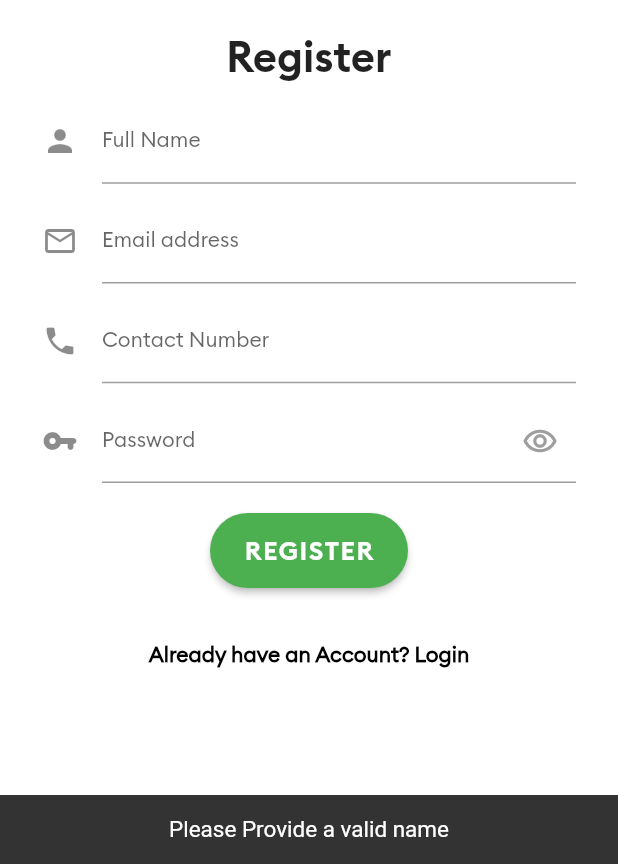
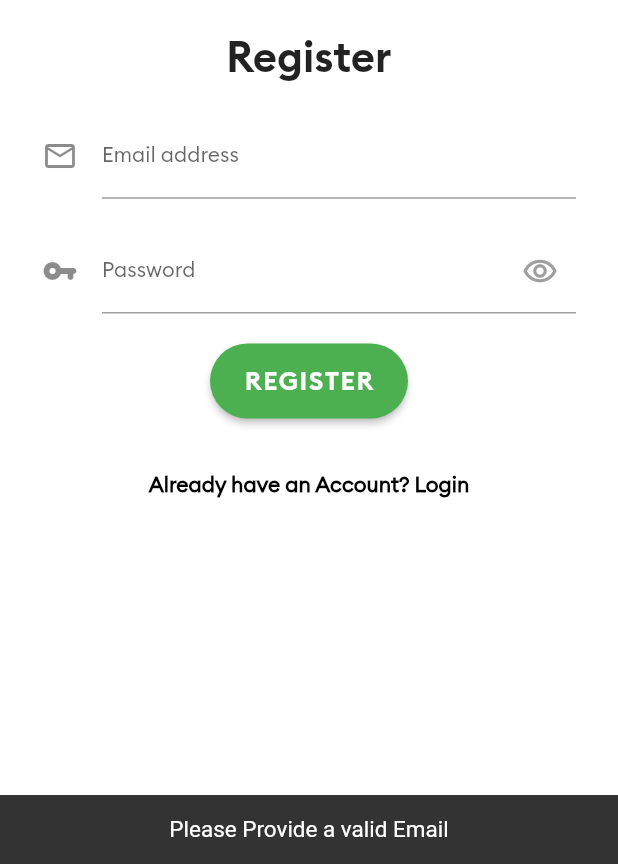
Before and after one commit to muzammil-git/History_App, a Flutter app: the RegistrationPage screen opened by its route, after a tap on "REGISTER", on a phone screen of 412 x 824 dp, the part 372-1236 px from its top. Run offline on Flutter 3.47's test engine with Material 2 defaults, Android fonts, the phone set to English and light mode, and no system bars; our stand-ins replace audioplayers, connectivity, firebase_auth, firebase_core, firebase_database, string_validator and 1 more; accounts and stored records are empty.

Commit message:
Updated Packages version and Registration screen fields

```diff
--- a/lib/MainScreen/Content.dart
+++ b/lib/MainScreen/Content.dart
@@ -4,6 +4,7 @@ import 'package:history_app/Heroes/heroesScreen.dart';
 import 'package:history_app/Map/PakistanMap.dart';
 import 'package:history_app/Quiz/quiz1/quiz1.dart';
 import 'package:history_app/Quiz/quiz5/quiz5.dart';
+import 'package:history_app/Youtube%20Video/ShowVideo.dart';
 
 class Content extends StatelessWidget {
 
@@ -41,10 +42,11 @@ class Content extends StatelessWidget {
             // SizedBox(height: 40,),
 
             Row(
-              mainAxisAlignment: MainAxisAlignment.center,
+
+              mainAxisAlignment: MainAxisAlignment.spaceEvenly,
               children: [
                 ContentButton('Geography', PakistanMap.id),
-                SizedBox(width: 199,),
+                ContentButton('Video', ShowVideo.id),
                 ContentButton('Human Rights', Quiz5.id)
               ],
             ),
--- a/lib/MainScreen/Login.dart
+++ b/lib/MainScreen/Login.dart
@@ -1,3 +1,4 @@
+//@dart=2.9
 import 'package:flutter/material.dart';
 import 'package:flutter/services.dart';
 import 'package:flutter/widgets.dart';
@@ -6,6 +7,7 @@ import 'package:history_app/MainScreen/RegistrationPage.dart';
 import 'package:firebase_auth/firebase_auth.dart';
 import 'package:firebase_database/firebase_database.dart';
 import 'package:connectivity/connectivity.dart';
+import 'package:string_validator/string_validator.dart';
 
 class LoginPage extends StatefulWidget {
   //TODO: Implement Circular widget for waiting //Done
@@ -142,7 +144,7 @@ class _LoginPageState extends State<LoginPage> {
                               color: Colors.orange,
                               fontSize: 10
                           ),
-                        icon: Icon(Icons.person)
+                        icon: Icon(Icons.email_outlined)
                       ),
                       style: TextStyle(fontSize: 14),
                     ),
@@ -191,10 +193,12 @@ class _LoginPageState extends State<LoginPage> {
                     return;
                   }
                   //TODO: Provide valid email
-                  if(email.text.length < 3){
-                    showSnackBar('Please Provide a valid Email',context);
+                  if(!isEmail(email.text)){
+                    print(email.text);
+                    showSnackBar('Please Provide a valid Email',scaffoldKey.currentContext);
                     return;
                   }
+
                   if(password.text.length <4){
                     showSnackBar('Please Provide a valid password',context);
                     return;
--- a/lib/MainScreen/RegistrationPage.dart
+++ b/lib/MainScreen/RegistrationPage.dart
@@ -5,10 +5,9 @@ import 'package:firebase_database/firebase_database.dart';
 import 'package:history_app/MainScreen/TransitionScreen.dart';
 import 'package:connectivity/connectivity.dart';
 import 'package:history_app/MainScreen/mainPage.dart';
+import 'package:string_validator/string_validator.dart';
+import 'Content.dart';
 
-import 'Content.dart';
-//TODO: Implement Scaffold for snackbar error messages //Done
-//TODO: Creating database reference and through that saving user data in database//Done
 
 class RegistrationPage extends StatefulWidget {
 
@@ -26,8 +25,8 @@ class _RegistrationPageState extends State<RegistrationPage> {
   // var password = TextEditingController(text:"abc123");
 
   //Production Mode
-  var fullName = TextEditingController();
-  var contact = TextEditingController();
+  // var fullName = TextEditingController();
+  // var contact = TextEditingController();
   var email = TextEditingController();
   var password = TextEditingController();
 
@@ -68,9 +67,9 @@ class _RegistrationPageState extends State<RegistrationPage> {
 
         //Data format
         Map userMap = {
-          'Name': fullName.text,
+          // 'Name': fullName.text,
           'Email': email.text,
-          'Contact': contact.text,
+          // 'Contact': contact.text,
         };
 
         newUserRefer.set(userMap);
@@ -130,22 +129,22 @@ class _RegistrationPageState extends State<RegistrationPage> {
                 child: Column(
                   children: [
                     //Name
-                    TextField(
-                      controller: fullName,
-                      keyboardType: TextInputType.name,
-                      decoration: InputDecoration(
-                          labelText: 'Full Name',
-                          labelStyle: TextStyle(
-                            fontSize: 14.0,
-                          ),
-                          hintStyle: TextStyle(
-                              color: Colors.grey,
-                              fontSize: 10
-                          ),
-                        icon: Icon(Icons.person),
-                      ),
-                      style: TextStyle(fontSize: 14),
-                    ),
+                    // TextField(
+                    //   controller: fullName,
+                    //   keyboardType: TextInputType.name,
+                    //   decoration: InputDecoration(
+                    //       labelText: 'Full Name',
+                    //       labelStyle: TextStyle(
+                    //         fontSize: 14.0,
+                    //       ),
+                    //       hintStyle: TextStyle(
+                    //           color: Colors.grey,
+                    //           fontSize: 10
+                    //       ),
+                    //     icon: Icon(Icons.person),
+                    //   ),
+                    //   style: TextStyle(fontSize: 14),
+                    // ),
                     SizedBox(height: 10,),
                     //Email Address
                     TextField(
@@ -167,23 +166,23 @@ class _RegistrationPageState extends State<RegistrationPage> {
                     ),
                     SizedBox(height: 10,),
                     //Contact Number
-                    TextField(
-                      controller: contact,
-                      keyboardType: TextInputType.emailAddress,
-                      decoration: InputDecoration(
-                          labelText: 'Contact Number',
-                          labelStyle: TextStyle(
-                            fontSize: 14.0,
-                          ),
-                          hintStyle: TextStyle(
-                              color: Colors.grey,
-                              fontSize: 10
-                          ),
-                        icon: Icon(Icons.phone),
-
-                      ),
-                      style: TextStyle(fontSize: 14),
-                    ),
+                    // TextField(
+                    //   controller: contact,
+                    //   keyboardType: TextInputType.emailAddress,
+                    //   decoration: InputDecoration(
+                    //       labelText: 'Contact Number',
+                    //       labelStyle: TextStyle(
+                    //         fontSize: 14.0,
+                    //       ),
+                    //       hintStyle: TextStyle(
+                    //           color: Colors.grey,
+                    //           fontSize: 10
+                    //       ),
+                    //     icon: Icon(Icons.phone),
+                    //
+                    //   ),
+                    //   style: TextStyle(fontSize: 14),
+                    // ),
                     SizedBox(height: 10,),
                     //Password
                     TextField(
@@ -229,10 +228,21 @@ class _RegistrationPageState extends State<RegistrationPage> {
                     return;
                   }
 
-                  if(fullName.text.length < 3){
-                    showSnackBar('Please Provide a valid name',context);
+                  if(!isEmail(email.text)){
+                    print(email.text);
+                    showSnackBar('Please Provide a valid Email',scaffoldKey.currentContext);
                     return;
                   }
+
+                  if(password.text.length < 3){
+                    showSnackBar('Provide a complex Password', scaffoldKey.currentContext);
+                    return;
+                  }
+
+                  // if(fullName.text.length < 3){
+                  //   showSnackBar('Please Provide a valid name',context);
+                  //   return;
+                  // }
 
                   registerUser();
                 },
--- a/lib/MainScreen/StartupScreen.dart
+++ b/lib/MainScreen/StartupScreen.dart
@@ -114,10 +114,10 @@ class _StartupScreenState extends State<StartupScreen> {
                             children: <Widget>[
                               Spacer(),
                               RichText(text: TextSpan(text: _appVersion,
-                                  style: TextStyle(color: Colors.black, fontSize: 15,decoration: TextDecoration.underline))),
+                                  style: TextStyle(color: Colors.black, fontSize: 15,))),
                               Spacer(flex: 4,),
                               RichText(text: TextSpan(text: platform,
-                                  style: TextStyle(color: Colors.black, fontSize: 15, decoration: TextDecoration.underline))),
+                                  style: TextStyle(color: Colors.black, fontSize: 15,))),
                               Spacer(),
                             ]
                         )
```
Also changed, not shown: lib/Youtube Video/ShowVideo.dart (+7 -1 lines), lib/main.dart (+6 -6 lines), pubspec.yaml (+6 -5 lines), pubspec.lock, 1 other file.
